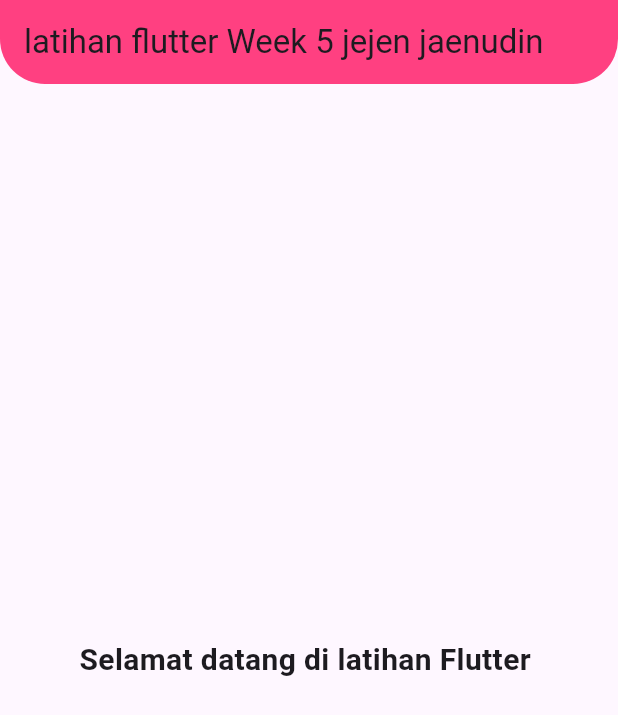
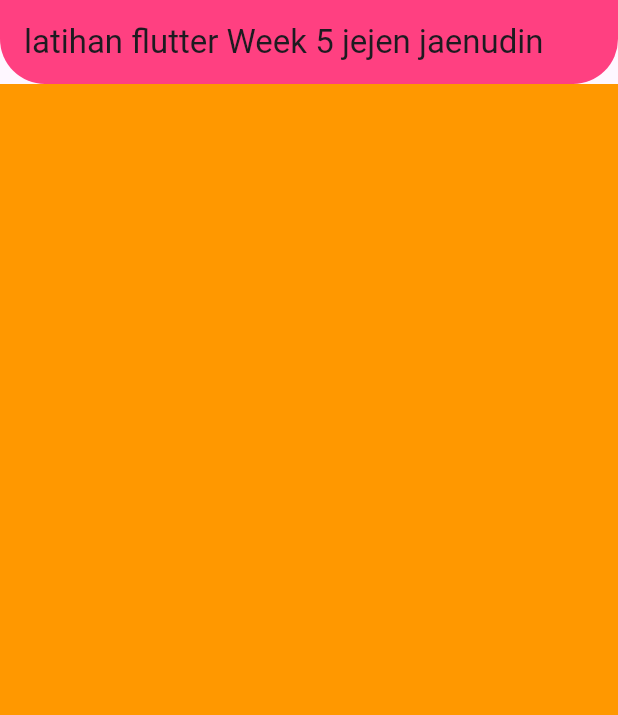
Before and after one commit to jejenjaenudin0895/Tugas_week_5_-1125170031-, a Flutter app: the screen it shows after launch, on a phone screen of 412 x 824 dp. Shown: the top 715 px of the screen. Run offline on Flutter 3.47's test engine with Material 3 defaults, Android fonts, the phone set to English and light mode, and no system bars.

Commit message:
membuat container

```diff
--- a/lib/main.dart
+++ b/lib/main.dart
@@ -27,14 +27,12 @@ class MyHome extends StatelessWidget {
         shape: RoundedRectangleBorder(
           borderRadius: BorderRadius.vertical(bottom: Radius.circular(30))
         ),
-
       ),
-      body: Center(
-        child: Text('Selamat datang di latihan Flutter ',
-        style: TextStyle(fontSize: 20, fontWeight: FontWeight.bold),
-        ),
+        body: Container(
+        color: Colors.orange
       ),
-
     );
   }
+
+
 }
```
Also changed, not shown: images/container.png (added), images/containercode.png (added), 1 other file.
